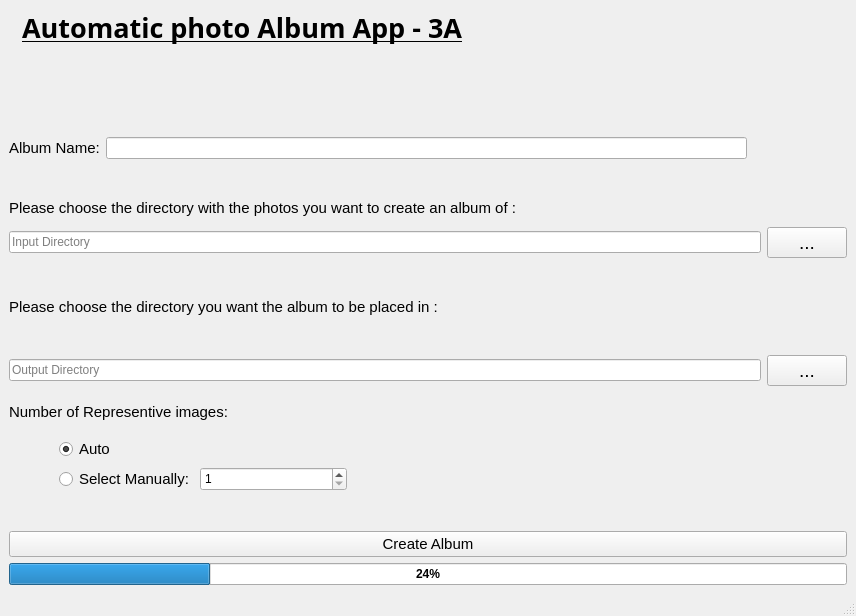
First picture: the form in src/mainGui_3A.ui, repository danielglazer/Automatic-Photo-Album, before the edit.
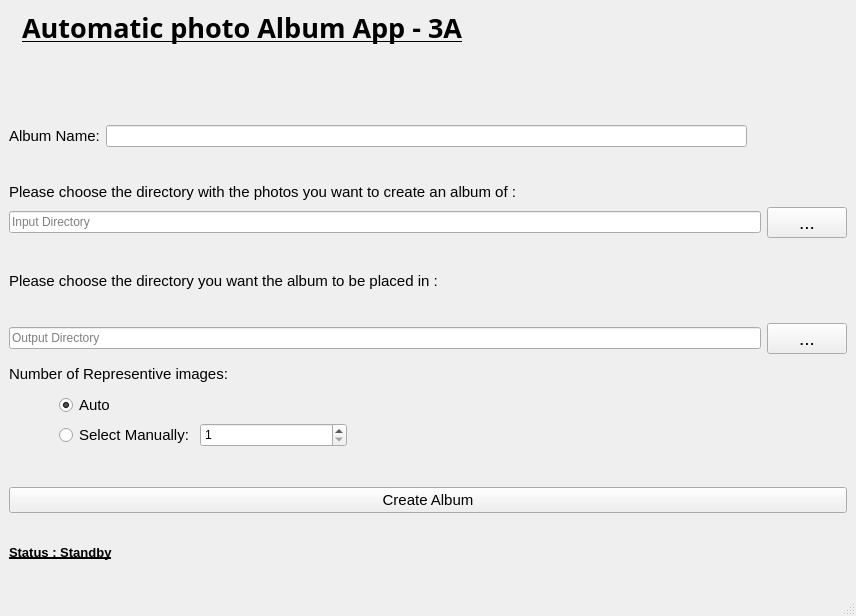
Second picture: the form after the edit. Icons and pictures are not drawn.

```diff
--- a/src/mainGui_3A.ui
+++ b/src/mainGui_3A.ui
@@ -265,15 +265,18 @@
          </widget>
         </item>
         <item>
-         <widget class="QProgressBar" name="progressBar">
+         <widget class="QLabel" name="status">
           <property name="font">
            <font>
+            <pointsize>10</pointsize>
             <weight>75</weight>
             <bold>true</bold>
+            <underline>true</underline>
+            <strikeout>false</strikeout>
            </font>
           </property>
-          <property name="value">
-           <number>24</number>
+          <property name="text">
+           <string>Status : Standby</string>
           </property>
          </widget>
         </item>
```
